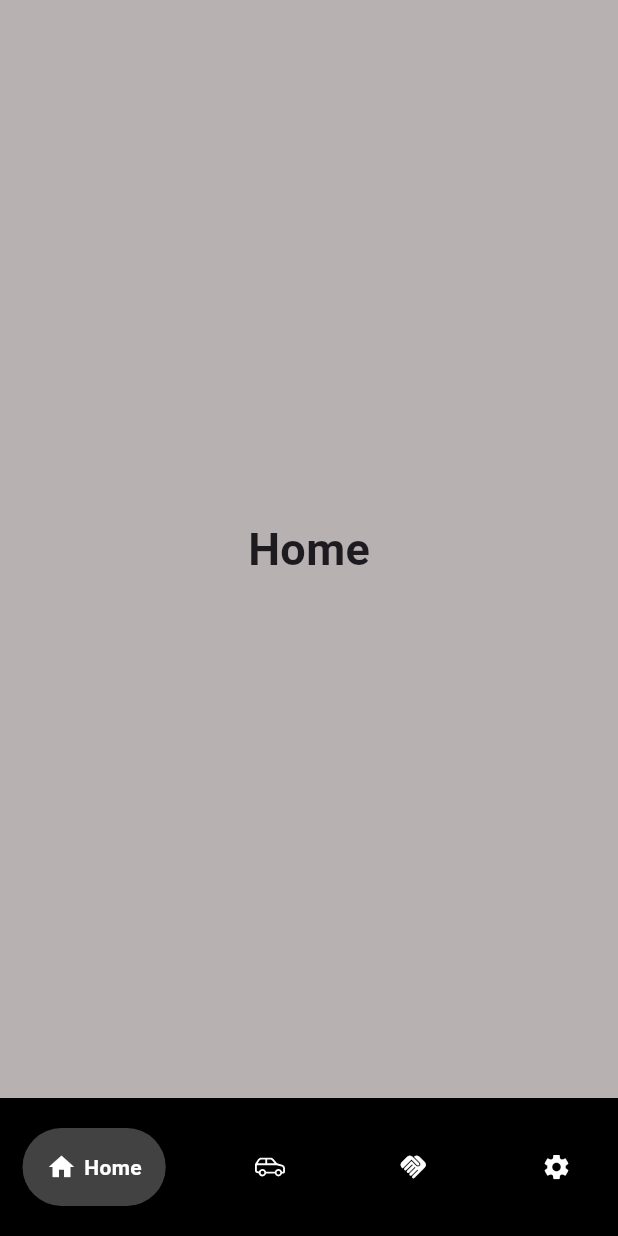
After one commit to cruise-app/cruise-mobile, a Flutter app: the BottomNavigationScreen screen opened by its route, on a phone screen of 412 x 824 dp. The commit adds this screen. Run offline on Flutter 3.47's test engine with Material 3 defaults, Android fonts, the light colour scheme and no system bars; drawn by our look-alikes of google_nav_bar; our stand-ins replace bloc, dartz, dio, flutter_bloc, flutter_svg, go_router and 4 more.

Commit message:
Done with initial Navigation bar

```diff
--- a/lib/features/login/data/models/user_model.dart
+++ b/lib/features/login/data/models/user_model.dart
@@ -1,5 +1,5 @@
 class UserModel {
-  final int id;
+  final String id;
   final String email;
   final String userName;
 
--- a/lib/features/login/presentation/views/login_screen.dart
+++ b/lib/features/login/presentation/views/login_screen.dart
@@ -40,9 +40,9 @@ class _LoginScreenState extends State<LoginScreen> {
     return BlocConsumer<LoginBloc, LoginState>(
       listener: (context, state) {
         if (state is LoginSuccessState) {
-          // Navigate to the home screen on success
-          //GoRouter.of(context).pushReplacement(AppRouter.kHomeScreen);
           print('Login Success');
+          GoRouter.of(context)
+              .pushReplacement(AppRouter.kBottomNavigationScreen);
         } else if (state is LoginFailureState) {
           // Show error message
           ScaffoldMessenger.of(context).showSnackBar(
@@ -142,8 +142,9 @@ class _LoginScreenState extends State<LoginScreen> {
                                 final bloc = context.read<LoginBloc>();
                                 bloc.add(LoginSubmitted(
                                   email:
-                                      'mohamedzaky970@gmail.com', // Replace with user input
-                                  password: "123456", // Replace with user input
+                                      "mohamedzaky970@gmail.com", // Replace with user input
+                                  password:
+                                      "12345678", // Replace with user input
                                 ));
                               },
                               textStyle: GoogleFonts.poppins(fontSize: 16),
--- a/lib/features/register/presentation/views/register_flow_screen.dart
+++ b/lib/features/register/presentation/views/register_flow_screen.dart
@@ -75,7 +75,7 @@ class _RegisterFlowScreenState extends State<RegisterFlowScreen> {
     context.read<RegisterBloc>().add(
           RegisterSubmitted(
               firstName: firstNameController.text.trim(),
-              lastName: firstNameController.text.trim(),
+              lastName: lastNameController.text.trim(),
               userName: userNameController.text.trim(),
               password: passwordController.text.trim(),
               confirmPassword: confirmPasswordController.text.trim(),
--- a/lib/util/shared/app_router.dart
+++ b/lib/util/shared/app_router.dart
@@ -9,6 +9,7 @@ import 'package:cruise/features/login/presentation/manager/login_bloc.dart';
 import 'package:cruise/features/register/presentation/manager/register_bloc.dart';
 
 import 'package:cruise/features/register/presentation/views/register_flow_screen.dart';
+import 'package:cruise/util/shared/widgets/bottom_navigation_screen.dart';
 import 'package:flutter_bloc/flutter_bloc.dart';
 import 'package:go_router/go_router.dart';
 import '../../features/login/presentation/views/login_screen.dart';
@@ -21,6 +22,7 @@ abstract class AppRouter {
   static const kForgetPasswordScreen = '/ForgetPasswordScreen';
   static const kEmailVerificationCodeScreen = '/EmailVerificationCodeScreen';
   static const kCreatePasswordScreen = '/CreatePasswordScreen';
+  static const kBottomNavigationScreen = '/BottomNavigationScreen';
 
   static final GoRouter router = GoRouter(
     routes: [
@@ -46,8 +48,11 @@ abstract class AppRouter {
         path: kForgetPasswordScreen,
         builder: (context, state) => BlocProvider(
             create: (context) => ForgetPasswordBloc(),
-            child: ForgetPasswordFlow()),
+            child: const ForgetPasswordFlow()),
       ),
+      GoRoute(
+          path: kBottomNavigationScreen,
+          builder: (context, state) => const BottomNavigationScreen()),
     ],
   );
 }
--- /dev/null
+++ b/lib/util/shared/widgets/bottom_navigation_screen.dart
@@ -0,0 +1,69 @@
+import 'package:cruise/util/shared/colors.dart';
+import 'package:flutter/material.dart';
+import 'package:flutter_svg/svg.dart';
+import 'package:google_nav_bar/google_nav_bar.dart';
+import 'package:line_icons/line_icons.dart';
+
+class BottomNavigationScreen extends StatefulWidget {
+  const BottomNavigationScreen({super.key});
+
+  @override
+  // ignore: library_private_types_in_public_api
+  _BottomNavigationScreenState createState() => _BottomNavigationScreenState();
+}
+
+class _BottomNavigationScreenState extends State<BottomNavigationScreen> {
+  int _selectedIndex = 0;
+  static const TextStyle optionStyle =
+      TextStyle(fontSize: 30, fontWeight: FontWeight.w600);
+  static const List<Widget> _widgetOptions = <Widget>[
+    Text(
+      'Home',
+      style: optionStyle,
+    ),
+    Text(
+      'Cruise',
+      style: optionStyle,
+    ),
+    Text(
+      'Rent',
+      style: optionStyle,
+    ),
+    Text(
+      'Settings',
+      style: optionStyle,
+    ),
+  ];
+
+  @override
+  Widget build(BuildContext context) {
+    return Scaffold(
+        backgroundColor: MyColors.lightGrey,
+        body: Center(
+          child: _widgetOptions.elementAt(_selectedIndex),
+        ),
+        bottomNavigationBar: Container(
+          color: Colors.black,
+          child: Padding(
+            padding: const EdgeInsets.symmetric(horizontal: 15, vertical: 20),
+            child: GNav(
+                backgroundColor: Colors.black,
+                color: Colors.white,
+                activeColor: Colors.white,
+                tabBackgroundColor: Colors.grey[800]!,
+                padding: const EdgeInsets.all(16),
+                gap: 5,
+                onTabChange: (value) => setState(() {
+                      _selectedIndex = value;
+                    }),
+                iconSize: 20,
+                tabs: const [
+                  GButton(icon: Icons.home, text: 'Home'),
+                  GButton(icon: LineIcons.carSide, text: 'Cruise'),
+                  GButton(icon: Icons.handshake, text: 'Rent'),
+                  GButton(icon: Icons.settings, text: 'settings'),
+                ]),
+          ),
+        ));
+  }
+}
--- a/pubspec.yaml
+++ b/pubspec.yaml
@@ -30,6 +30,8 @@ dependencies:
   meta: ^1.15.0
   flutter_pw_validator: ^1.6.0
   dartz: ^0.10.1
+  google_nav_bar: ^5.0.7
+  line_icons: ^2.0.3
 
 dev_dependencies:
   flutter_test:
```
Also changed, not shown: assets/svgs/carpooling.svg (added), assets/svgs/networking.svg (added), assets/svgs/renting.svg (added), pubspec.lock.
